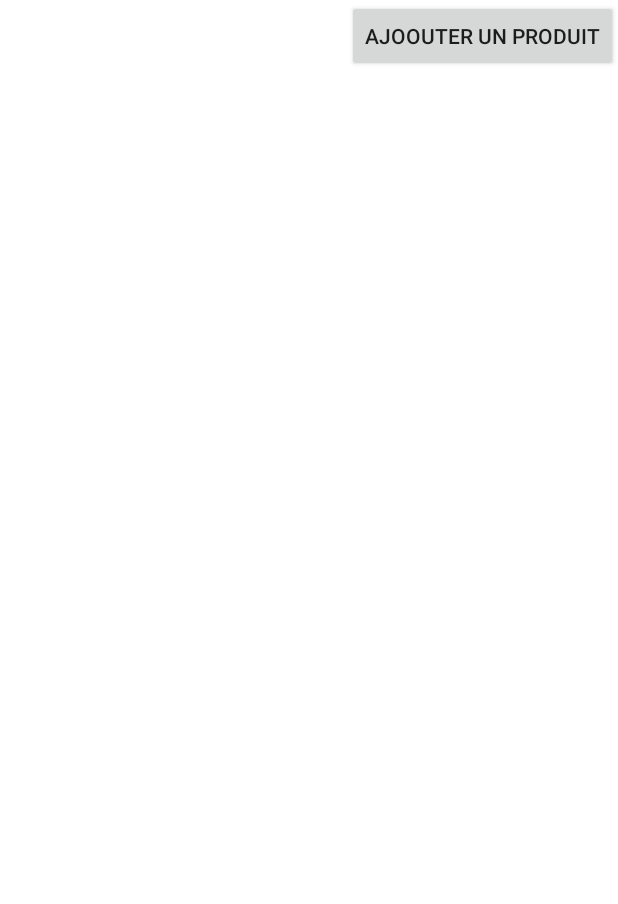
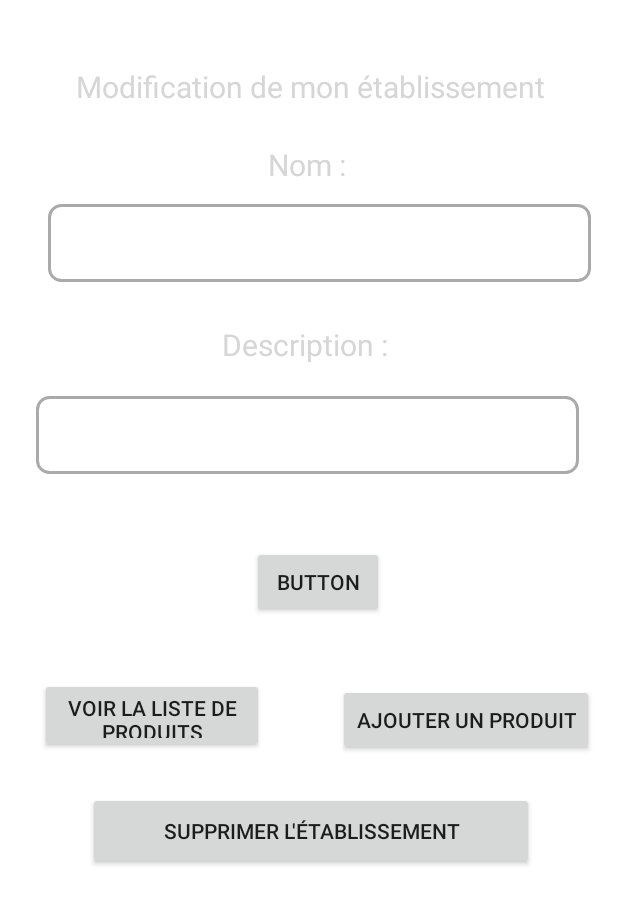
Before and after one commit to Vranox/LocalFarm, an Android app: the MyEstablishementActivity screen opened directly, with no data from a screen before it, on a phone screen of 412 x 824 dp. Shown: the top 904 px of the screen. Run offline under Robolectric (Android 15) with nearby library versions, the phone set to English and light mode, and no system bars; our stand-ins replace Firebase (no records; nobody signed in at launch, a user with empty details on screens opened directly); Roboto replaces fonts that are not available here.

Commit message:
First version-save of the establishment edits

```diff
--- a/app/src/main/java/com/example/localfarm/activity/MyEstablishementActivity.java
+++ b/app/src/main/java/com/example/localfarm/activity/MyEstablishementActivity.java
@@ -5,6 +5,7 @@ import android.content.Context;
 import android.content.SharedPreferences;
 import android.os.Bundle;
 import android.util.Log;
+import android.widget.EditText;
 import android.widget.Toast;
 
 import androidx.annotation.NonNull;
@@ -25,6 +26,8 @@ public class MyEstablishementActivity extends Activity {
     private Establishment establishment;
     private SharedPreferences mPrefs;
     private String mEstablishmentId;
+    private EditText editTitle;
+    private EditText editDescription;
 
     @Override
     protected void onCreate(Bundle savedInstanceState) {
@@ -37,24 +40,38 @@ public class MyEstablishementActivity extends Activity {
 
         mDatabase = FirebaseDatabase.getInstance().getReference("establishment");
 
+        editTitle = findViewById(R.id.edit_title_establishment);
+        editDescription = findViewById(R.id.edit_description_establishment);
+
         mDatabase.addListenerForSingleValueEvent(new ValueEventListener() {
             @Override
             public void onDataChange(@NonNull DataSnapshot snapshot) {
                 boolean found = false;
                 for (DataSnapshot accountSnapshot : snapshot.getChildren()) {
                     Establishment est = accountSnapshot.getValue(Establishment.class);
-                    if(est.getId_owner().equals(mEstablishmentId)){
+                    if (est.getId_owner().equals(mEstablishmentId)) {
                         establishment = est;
+                        editTitle.setText(establishment.getTitle());
+                        editDescription.setText(establishment.getDescription());
+                        found = true;
+                        break;
                     }
+                }
+
+                if (!found) {
+                    Toast.makeText(MyEstablishementActivity.this, "Aucun établissement trouvé", Toast.LENGTH_SHORT).show();
                 }
             }
 
             @Override
             public void onCancelled(@NonNull DatabaseError error) {
-                    Toast.makeText(MyEstablishementActivity.this, "Erreur lors de la récupération des comptes", Toast.LENGTH_SHORT).show();
-                }
-
+                Toast.makeText(MyEstablishementActivity.this, "Erreur lors de la récupération des comptes", Toast.LENGTH_SHORT).show();
+            }
         });
 
+        // Vous pouvez réutiliser l'objet `establishment` et le modifier plus tard dans le code si nécessaire
+        if (establishment != null) {
+            // Faites quelque chose avec `establishment`
+        }
     }
 }
--- a/app/src/main/res/layout/myestablishement_layout.xml
+++ b/app/src/main/res/layout/myestablishement_layout.xml
@@ -9,7 +9,102 @@
         android:id="@+id/button_add_product"
         android:layout_width="wrap_content"
         android:layout_height="wrap_content"
-        android:text="Ajoouter un produit"
+        android:layout_marginTop="456dp"
+        android:layout_marginEnd="16dp"
+        android:text="Ajouter un produit"
         app:layout_constraintEnd_toEndOf="parent"
         app:layout_constraintTop_toTopOf="parent" />
+
+    <TextView
+        android:id="@+id/textView2"
+        android:layout_width="wrap_content"
+        android:layout_height="wrap_content"
+        android:layout_marginTop="44dp"
+        android:layout_marginEnd="44dp"
+        android:text="Modification de mon établissement "
+        android:textColor="@color/quantum_grey500"
+        android:textSize="20sp"
+        app:layout_constraintEnd_toEndOf="parent"
+        app:layout_constraintTop_toTopOf="parent" />
+
+    <TextView
+        android:id="@+id/textView3"
+        android:layout_width="wrap_content"
+        android:layout_height="wrap_content"
+        android:layout_marginTop="96dp"
+        android:layout_marginEnd="172dp"
+        android:text="Nom :  "
+        android:textColor="@color/quantum_grey500"
+        android:textSize="20sp"
+        app:layout_constraintEnd_toEndOf="parent"
+        app:layout_constraintTop_toTopOf="parent" />
+
+    <EditText
+        android:id="@+id/edit_title_establishment"
+        android:layout_width="362dp"
+        android:layout_height="52dp"
+        android:layout_marginStart="32dp"
+        android:layout_marginTop="136dp"
+        android:background="@drawable/search_view_background"
+        android:inputType="text"
+        android:textColorHint="@color/quantum_grey400"
+        app:layout_constraintStart_toStartOf="parent"
+        app:layout_constraintTop_toTopOf="parent" />
+
+    <TextView
+        android:id="@+id/textView4"
+        android:layout_width="wrap_content"
+        android:layout_height="wrap_content"
+        android:layout_marginTop="216dp"
+        android:layout_marginEnd="144dp"
+        android:text="Description :  "
+        android:textColor="@color/quantum_grey500"
+        android:textSize="20sp"
+        app:layout_constraintEnd_toEndOf="parent"
+        app:layout_constraintTop_toTopOf="parent" />
+
+    <EditText
+        android:id="@+id/edit_description_establishment"
+        android:layout_width="362dp"
+        android:layout_height="52dp"
+        android:layout_marginStart="24dp"
+        android:layout_marginTop="264dp"
+        android:background="@drawable/search_view_background"
+        android:inputType="text"
+        android:textColorHint="@color/quantum_grey400"
+        app:layout_constraintStart_toStartOf="parent"
+        app:layout_constraintTop_toTopOf="parent" />
+
+
+    <Button
+        android:id="@+id/list_products"
+        android:layout_width="149dp"
+        android:layout_height="50dp"
+        android:layout_marginTop="452dp"
+        android:layout_marginEnd="236dp"
+        android:text="Voir la liste de produits"
+        app:layout_constraintEnd_toEndOf="parent"
+        app:layout_constraintTop_toTopOf="parent" />
+
+    <Button
+        android:id="@+id/delete_establishment"
+        android:layout_width="297dp"
+        android:layout_height="52dp"
+        android:layout_marginTop="528dp"
+        android:layout_marginEnd="56dp"
+        android:text="Supprimer l'établissement"
+        app:layout_constraintEnd_toEndOf="parent"
+        app:layout_constraintTop_toTopOf="parent" />
+
+    <Button
+        android:id="@+id/button2"
+        android:layout_width="wrap_content"
+        android:layout_height="wrap_content"
+        android:layout_marginTop="364dp"
+        android:layout_marginEnd="156dp"
+        android:text="Button"
+        app:layout_constraintEnd_toEndOf="parent"
+        app:layout_constraintTop_toTopOf="parent" />
+
+
 </androidx.constraintlayout.widget.ConstraintLayout>
```
